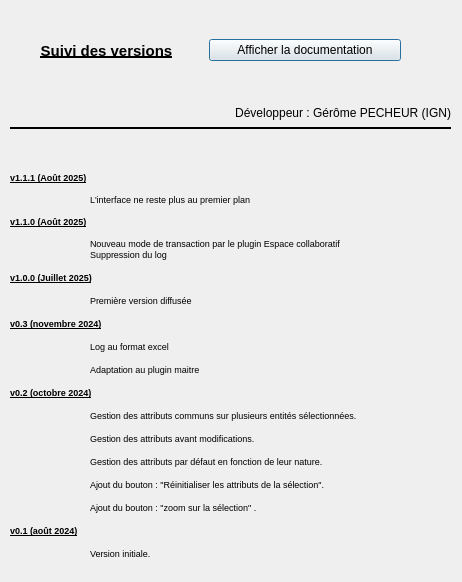
This is aproposde.ui in IGNF/assistant-route-qgis-plugin as Qt 5 draws it before an edit. The edited form follows.
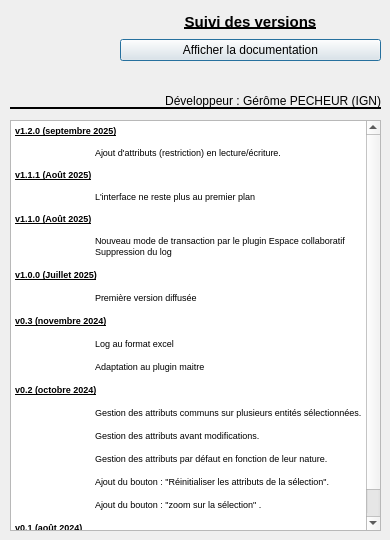
This is the edited form. Icons and pictures are not drawn.

Commit message: refonte du apropos

Patch:
```diff
--- a/aproposde.ui
+++ b/aproposde.ui
@@ -6,20 +6,20 @@
    <rect>
     <x>0</x>
     <y>0</y>
-    <width>462</width>
-    <height>582</height>
+    <width>390</width>
+    <height>540</height>
    </rect>
   </property>
   <property name="minimumSize">
    <size>
-    <width>462</width>
-    <height>582</height>
+    <width>390</width>
+    <height>540</height>
    </size>
   </property>
   <property name="maximumSize">
    <size>
-    <width>462</width>
-    <height>582</height>
+    <width>390</width>
+    <height>540</height>
    </size>
   </property>
   <property name="windowTitle">
@@ -29,63 +29,78 @@
    <iconset>
     <normaloff>icons/icon_principal.PNG</normaloff>icons/icon_principal.PNG</iconset>
   </property>
-  <widget class="QWidget" name="horizontalLayoutWidget">
+  <widget class="QLabel" name="label_2">
    <property name="geometry">
     <rect>
      <x>10</x>
      <y>10</y>
-     <width>441</width>
-     <height>81</height>
+     <width>101</width>
+     <height>91</height>
     </rect>
    </property>
-   <layout class="QHBoxLayout" name="horizontalLayout">
-    <property name="rightMargin">
-     <number>50</number>
-    </property>
-    <item>
-     <widget class="QLabel" name="label">
-      <property name="font">
-       <font>
-        <pointsize>11</pointsize>
-        <weight>75</weight>
-        <bold>true</bold>
-        <underline>true</underline>
-       </font>
-      </property>
-      <property name="text">
-       <string>Suivi des versions</string>
-      </property>
-      <property name="alignment">
-       <set>Qt::AlignCenter</set>
-      </property>
-     </widget>
-    </item>
-    <item>
-     <widget class="QPushButton" name="pushButtonAffichedoc">
-      <property name="text">
-       <string>Afficher la documentation</string>
-      </property>
-     </widget>
-    </item>
-   </layout>
+   <property name="text">
+    <string/>
+   </property>
+   <property name="pixmap">
+    <pixmap>icons/logo_IGN.png</pixmap>
+   </property>
+   <property name="scaledContents">
+    <bool>true</bool>
+   </property>
   </widget>
-  <widget class="QWidget" name="verticalLayoutWidget">
+  <widget class="Line" name="line">
    <property name="geometry">
     <rect>
      <x>10</x>
-     <y>140</y>
-     <width>446</width>
-     <height>452</height>
+     <y>100</y>
+     <width>371</width>
+     <height>16</height>
     </rect>
    </property>
-   <layout class="QVBoxLayout" name="verticalLayout">
-    <item>
-     <widget class="QLabel" name="label_3">
-      <property name="text">
-       <string>&lt;!DOCTYPE HTML PUBLIC &quot;-//W3C//DTD HTML 4.0//EN&quot; &quot;http://www.w3.org/TR/REC-html40/strict.dtd&quot;&gt;
+   <property name="frameShadow">
+    <enum>QFrame::Plain</enum>
+   </property>
+   <property name="lineWidth">
+    <number>2</number>
+   </property>
+   <property name="orientation">
+    <enum>Qt::Horizontal</enum>
+   </property>
+  </widget>
+  <widget class="QLabel" name="label_4">
+   <property name="geometry">
+    <rect>
+     <x>130</x>
+     <y>90</y>
+     <width>251</width>
+     <height>21</height>
+    </rect>
+   </property>
+   <property name="text">
+    <string>Développeur : Gérôme PECHEUR (IGN)</string>
+   </property>
+   <property name="alignment">
+    <set>Qt::AlignRight|Qt::AlignTrailing|Qt::AlignVCenter</set>
+   </property>
+  </widget>
+  <widget class="QTextEdit" name="textEdit">
+   <property name="geometry">
+    <rect>
+     <x>10</x>
+     <y>120</y>
+     <width>371</width>
+     <height>411</height>
+    </rect>
+   </property>
+   <property name="html">
+    <string>&lt;!DOCTYPE HTML PUBLIC &quot;-//W3C//DTD HTML 4.0//EN&quot; &quot;http://www.w3.org/TR/REC-html40/strict.dtd&quot;&gt;
 &lt;html&gt;&lt;head&gt;&lt;meta name=&quot;qrichtext&quot; content=&quot;1&quot; /&gt;&lt;style type=&quot;text/css&quot;&gt;
 p, li { white-space: pre-wrap; }
 &lt;/style&gt;&lt;/head&gt;&lt;body style=&quot; font-family:'MS Shell Dlg 2'; font-size:7.8pt; font-weight:400; font-style:normal;&quot;&gt;
+&lt;p style=&quot; margin-top:0px; margin-bottom:0px; margin-left:0px; margin-right:0px; -qt-block-indent:0; text-indent:0px;&quot;&gt;&lt;span style=&quot; font-size:7pt; font-weight:600; text-decoration: underline;&quot;&gt;v1.2.0 (septembre 2025)&lt;/span&gt;&lt;/p&gt;
+&lt;p style=&quot;-qt-paragraph-type:empty; margin-top:0px; margin-bottom:0px; margin-left:0px; margin-right:0px; -qt-block-indent:0; text-indent:0px; font-size:7pt; font-weight:600; text-decoration: underline;&quot;&gt;&lt;br /&gt;&lt;/p&gt;
+&lt;p style=&quot; margin-top:0px; margin-bottom:0px; margin-left:0px; margin-right:0px; -qt-block-indent:0; text-indent:0px;&quot;&gt;&lt;span style=&quot; font-size:7pt;&quot;&gt;	Ajout d'attributs (restriction) en lecture/écriture.&lt;/span&gt;&lt;/p&gt;
+&lt;p style=&quot;-qt-paragraph-type:empty; margin-top:0px; margin-bottom:0px; margin-left:0px; margin-right:0px; -qt-block-indent:0; text-indent:0px; font-size:7pt; font-weight:600; text-decoration: underline;&quot;&gt;&lt;br /&gt;&lt;/p&gt;
 &lt;p style=&quot; margin-top:0px; margin-bottom:0px; margin-left:0px; margin-right:0px; -qt-block-indent:0; text-indent:0px;&quot;&gt;&lt;span style=&quot; font-size:7pt; font-weight:600; text-decoration: underline;&quot;&gt;v1.1.1 (Août 2025)&lt;/span&gt;&lt;/p&gt;
 &lt;p style=&quot;-qt-paragraph-type:empty; margin-top:0px; margin-bottom:0px; margin-left:0px; margin-right:0px; -qt-block-indent:0; text-indent:0px; font-size:7pt; font-weight:600; text-decoration: underline;&quot;&gt;&lt;br /&gt;&lt;/p&gt;
 &lt;p style=&quot; margin-top:0px; margin-bottom:0px; margin-left:0px; margin-right:0px; -qt-block-indent:0; text-indent:0px;&quot;&gt;&lt;span style=&quot; font-size:7pt;&quot;&gt;	L'interface ne reste plus au premier plan&lt;/span&gt;&lt;/p&gt;
@@ -107,64 +122,44 @@
 &lt;p style=&quot; margin-top:12px; margin-bottom:12px; margin-left:0px; margin-right:0px; -qt-block-indent:0; text-indent:0px;&quot;&gt;&lt;span style=&quot; font-size:7pt;&quot;&gt;	Ajout du bouton : &amp;quot;zoom sur la sélection&amp;quot; .&lt;/span&gt;&lt;/p&gt;
 &lt;p style=&quot; margin-top:12px; margin-bottom:12px; margin-left:0px; margin-right:0px; -qt-block-indent:0; text-indent:0px;&quot;&gt;&lt;span style=&quot; font-size:7pt; font-weight:600; text-decoration: underline;&quot;&gt;v0.1 (août 2024)&lt;/span&gt;&lt;/p&gt;
 &lt;p style=&quot; margin-top:12px; margin-bottom:12px; margin-left:0px; margin-right:0px; -qt-block-indent:0; text-indent:0px;&quot;&gt;&lt;span style=&quot; font-size:7pt; font-weight:600;&quot;&gt;	&lt;/span&gt;&lt;span style=&quot; font-size:7pt;&quot;&gt;Version initiale.&lt;/span&gt;&lt;/p&gt;&lt;/body&gt;&lt;/html&gt;</string>
-      </property>
-     </widget>
-    </item>
-   </layout>
+   </property>
   </widget>
-  <widget class="QLabel" name="label_2">
+  <widget class="QWidget" name="verticalLayoutWidget">
    <property name="geometry">
     <rect>
-     <x>10</x>
+     <x>120</x>
      <y>10</y>
-     <width>111</width>
-     <height>111</height>
+     <width>261</width>
+     <height>51</height>
     </rect>
    </property>
-   <property name="text">
-    <string/>
-   </property>
-   <property name="pixmap">
-    <pixmap>../(IGN)assisstant_dfci/icons/logo_IGN.png</pixmap>
-   </property>
-   <property name="scaledContents">
-    <bool>true</bool>
-   </property>
-  </widget>
-  <widget class="Line" name="line">
-   <property name="geometry">
-    <rect>
-     <x>10</x>
-     <y>120</y>
-     <width>441</width>
-     <height>16</height>
-    </rect>
-   </property>
-   <property name="frameShadow">
-    <enum>QFrame::Plain</enum>
-   </property>
-   <property name="lineWidth">
-    <number>2</number>
-   </property>
-   <property name="orientation">
-    <enum>Qt::Horizontal</enum>
-   </property>
-  </widget>
-  <widget class="QLabel" name="label_4">
-   <property name="geometry">
-    <rect>
-     <x>200</x>
-     <y>102</y>
-     <width>251</width>
-     <height>21</height>
-    </rect>
-   </property>
-   <property name="text">
-    <string>Développeur : Gérôme PECHEUR (IGN)</string>
-   </property>
-   <property name="alignment">
-    <set>Qt::AlignRight|Qt::AlignTrailing|Qt::AlignVCenter</set>
-   </property>
+   <layout class="QVBoxLayout" name="verticalLayout">
+    <item>
+     <widget class="QLabel" name="label">
+      <property name="font">
+       <font>
+        <pointsize>11</pointsize>
+        <weight>75</weight>
+        <bold>true</bold>
+        <underline>true</underline>
+       </font>
+      </property>
+      <property name="text">
+       <string>Suivi des versions</string>
+      </property>
+      <property name="alignment">
+       <set>Qt::AlignCenter</set>
+      </property>
+     </widget>
+    </item>
+    <item>
+     <widget class="QPushButton" name="pushButtonAffichedoc">
+      <property name="text">
+       <string>Afficher la documentation</string>
+      </property>
+     </widget>
+    </item>
+   </layout>
   </widget>
  </widget>
  <resources/>
```
The commit also changes 1 other file.
